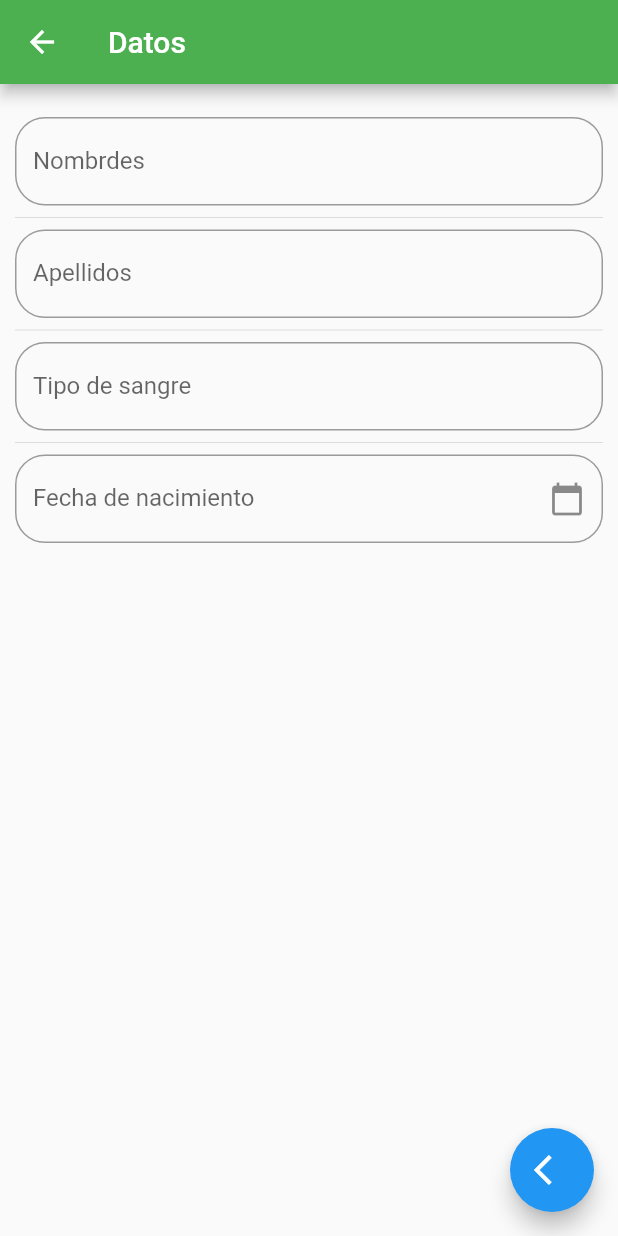
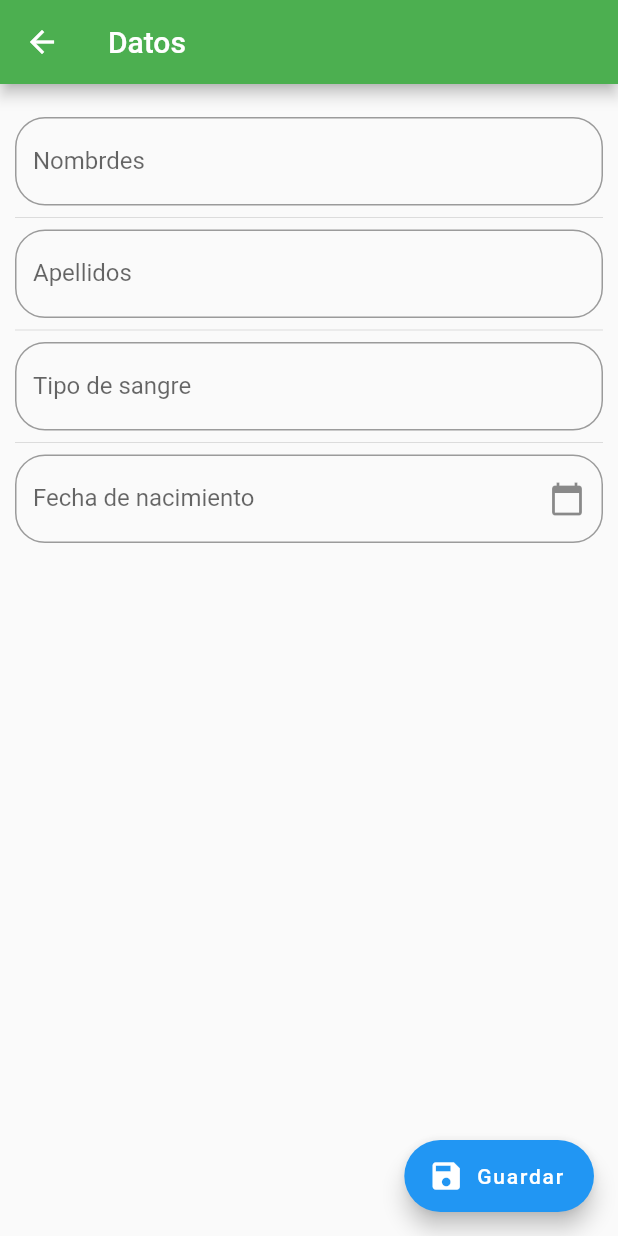
Before and after one commit to elroir/PrototipoHackathon, a Flutter app: the screen it shows after launch, item 2 of the bottom bar chosen, after a tap on "Introducir datos", on a phone screen of 412 x 824 dp. Run offline on Flutter 3.47's test engine with Material 2 defaults, Android fonts, the phone set to English and light mode, and no system bars; our stand-ins replace charts_flutter, flutter_map, geolocator, google_maps_flutter, latlong.

Commit message:
Cambios agregados: otro mapa para simular las zonas afectadas, graficos y funciones para introducir datos personales. modificaciones: la barra de botones y se añadieron algunos datos en la seccion de informacin.

```diff
--- a/lib/src/pages/datos_page.dart
+++ b/lib/src/pages/datos_page.dart
@@ -11,10 +11,12 @@ class DatosPage extends StatelessWidget{
           title: Text('Covid-19 Bolivia'),
           backgroundColor: Colors.green,
         ),
-       body: Column(
-         crossAxisAlignment: CrossAxisAlignment.start,
+       body: ListView(
+
          children: <Widget>[
+           SizedBox(height:15.0,),
            Text('Datos Personales: ',style: TextStyle(fontSize: 19,fontWeight: FontWeight.bold,)),
+           SizedBox(height:10.0,),
            Text('Nombre\s: ',style: TextStyle(fontSize: 16,fontWeight: FontWeight.bold,)),
            Text('Gerson',style: TextStyle(fontSize: 13)),
            Text('Apellidos: ',style: TextStyle(fontSize: 16,fontWeight: FontWeight.bold,)),
@@ -23,6 +25,7 @@ class DatosPage extends StatelessWidget{
            Text('02/Mar/1998',style: TextStyle(fontSize: 13)),
            Text('Tipo de sangre: ',style: TextStyle(fontSize: 16,fontWeight: FontWeight.bold,)),
            Text('',style: TextStyle(fontSize: 13)),
+           SizedBox(height:10.0,),
            FlatButton(
              child: Text('Introducir datos'),
              color: Colors.green,
@@ -37,12 +40,15 @@ class DatosPage extends StatelessWidget{
            ),
            Divider(),
            Text('Sintomas del Covid-19: ',style: TextStyle(fontSize: 19,fontWeight: FontWeight.bold,)),
+           SizedBox(height:10.0 ,),
            Text('Fiebre mayor a 37.5',style: TextStyle(fontSize: 16,)),
            Text('Tos',style: TextStyle(fontSize: 16,)),
            Text('Dolor de garganta',style: TextStyle(fontSize: 16,)),
            Text('Dificultad para respirar(casos graves)',style: TextStyle(fontSize: 16,)),
            //_informacion('Sintomas del Covid-19','Fiebre mayor a 37.5, Tos , Dolor de garganta, Dificultad para respirar(casos graves)'),
            Divider(),
+           Text('Si usted presenta estos sintomas, por favor llamar a: ',style: TextStyle(fontSize: 19,fontWeight: FontWeight.bold,)),
+           SizedBox(height:10.0 ,),
            _contacto(),
          ],
        ),
--- a/lib/src/pages/input_datos_page.dart
+++ b/lib/src/pages/input_datos_page.dart
@@ -31,12 +31,13 @@ class _InputPageState extends State<InputPage> {
           _crearFecha(context),
         ],
       ),
-      floatingActionButton: FloatingActionButton(
-        child: Icon(Icons.arrow_back_ios),
-        onPressed: (){
-          Navigator.pop(context);
-        },
-      ),
+        floatingActionButton: FloatingActionButton.extended(
+          onPressed: (){
+            Navigator.pop(context);
+          },
+          backgroundColor: Colors.blue,
+          label: Text('Guardar'),
+          icon: Icon(Icons.save),)
     );
   }
 
--- a/pubspec.yaml
+++ b/pubspec.yaml
@@ -27,6 +27,8 @@ dependencies:
   charts_flutter: ^0.9.0
   http: ^0.12.0+4
   google_maps_flutter: ^0.5.25
+   # Geolocator plugin
+  geolocator: ^5.1.4+2
   flutter_map: ^0.8.2
 dev_dependencies:
   flutter_test:
```
Also changed, not shown: lib/src/pages/map_page.dart (+26 -4 lines), pubspec.lock, 2 other files.
